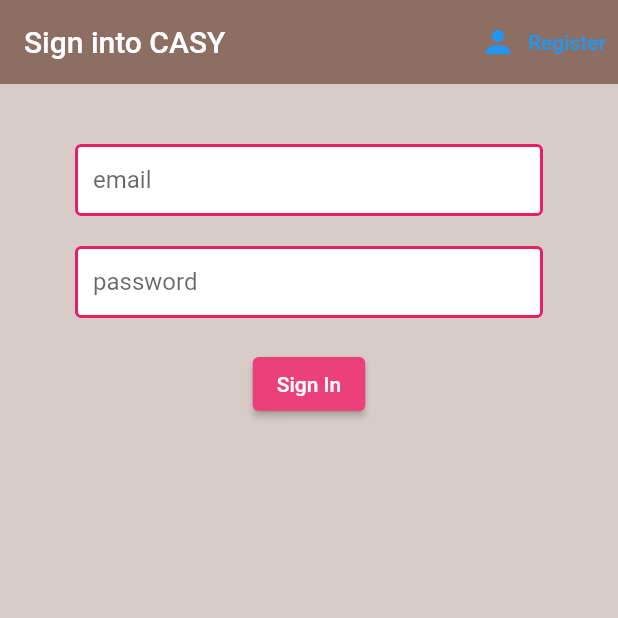
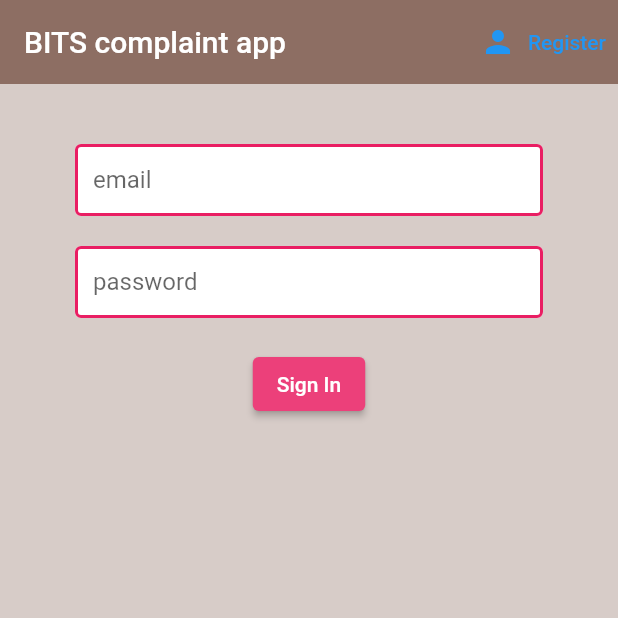
Before and after one commit to RajeshDudde/flutterprojects, a Flutter app: the screen it shows after launch, on a phone screen of 412 x 824 dp, the top half of it. Run offline on Flutter 3.47's test engine with Material 2 defaults, Android fonts, the phone set to English and light mode, and no system bars; our stand-ins replace cloud_firestore, file_picker, firebase_auth, firebase_core, firebase_storage, flutter_spinkit; accounts and stored records are empty.

Commit message:
CHANGE IN

```diff
--- a/firstapp/lib/screens/authenticate/sign_in.dart
+++ b/firstapp/lib/screens/authenticate/sign_in.dart
@@ -32,7 +32,7 @@ class _SignInState extends State<SignIn> {
             appBar: AppBar(
               backgroundColor: Colors.brown[400],
               elevation: 0.0,
-              title: const Text('Sign into CASY'),
+              title: const Text('BITS complaint app'),
               actions: <Widget>[
                 TextButton.icon(
                   icon: const Icon(Icons.person),
--- a/firstapp/lib/screens/home/complaint.dart
+++ b/firstapp/lib/screens/home/complaint.dart
@@ -153,7 +153,7 @@ class _ComplaintState extends State<Complaint> {
     final fileName = file != null ? basename(file!.path) : 'No File Selected';
     return Scaffold(
         appBar: AppBar(
-          title: const Text("Compalint Registration Page"),
+          title: const Text("Complaint Registration Page"),
         ),
         body: Container(
             padding: const EdgeInsets.symmetric(horizontal: 30.0),
```
